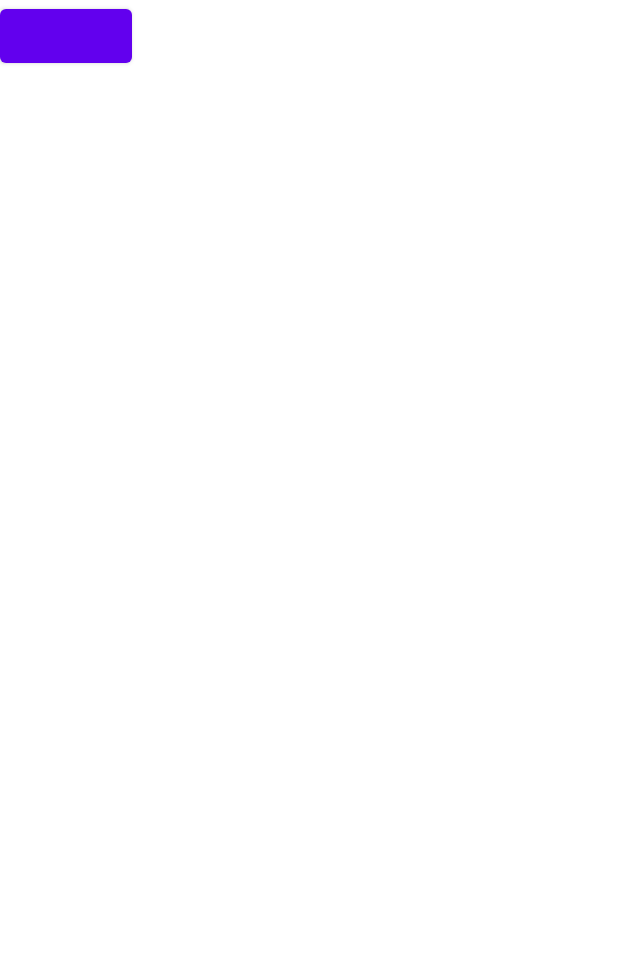
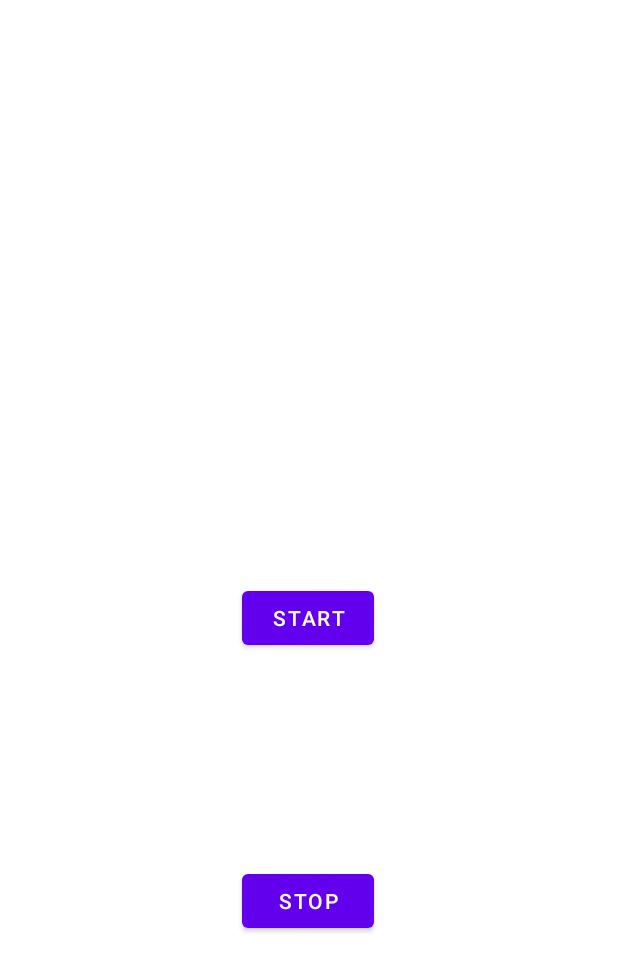
Before and after one commit to EgorVeber/PAADWeb, an Android app: the layout activity_main.xml on its own in the app's theme, with its tools: preview values and no code run, on a phone screen of 412 x 824 dp. Shown: the top 971 px of the screen. Run offline under Robolectric (Android 15) with nearby library versions, the phone set to English and light mode, and no system bars.

```diff
--- a/app/src/main/res/layout/activity_main.xml
+++ b/app/src/main/res/layout/activity_main.xml
@@ -6,9 +6,26 @@
     android:layout_height="match_parent"
     tools:context=".MainActivity">
 
-<com.google.android.material.button.MaterialButton
-    android:layout_width="wrap_content"
-    android:id="@+id/button"
-    android:layout_height="wrap_content"/>
+    <com.google.android.material.button.MaterialButton
+        android:id="@+id/buttonStart"
+        android:layout_width="wrap_content"
+        android:text="start"
+        android:layout_height="wrap_content"
+        app:layout_constraintBottom_toBottomOf="parent"
+        app:layout_constraintEnd_toEndOf="parent"
+        app:layout_constraintHorizontal_bias="0.498"
+        app:layout_constraintStart_toStartOf="parent"
+        app:layout_constraintTop_toTopOf="parent" />
 
+    <com.google.android.material.button.MaterialButton
+        android:id="@+id/buttonStop"
+        android:layout_width="wrap_content"
+        android:text="stop"
+        android:layout_height="wrap_content"
+        app:layout_constraintBottom_toBottomOf="parent"
+        app:layout_constraintEnd_toEndOf="parent"
+        app:layout_constraintHorizontal_bias="0.498"
+        app:layout_constraintStart_toStartOf="parent"
+        app:layout_constraintTop_toTopOf="parent"
+        app:layout_constraintVertical_bias="0.743" />
 </androidx.constraintlayout.widget.ConstraintLayout>
```
Also changed, not shown: app/src/main/java/ru/gb/veber/lesson1mvplite/Lesson3.kt (added, +156 -0 lines), app/src/main/java/ru/gb/veber/lesson1mvplite/MainActivity.kt (+28 -108 lines).
